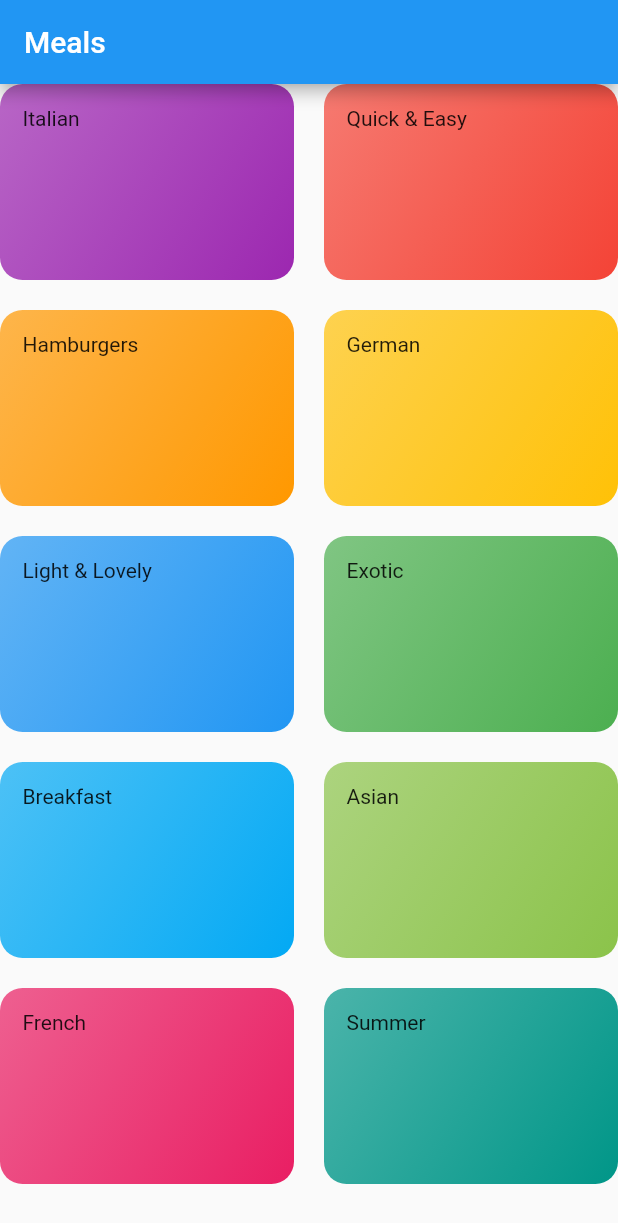
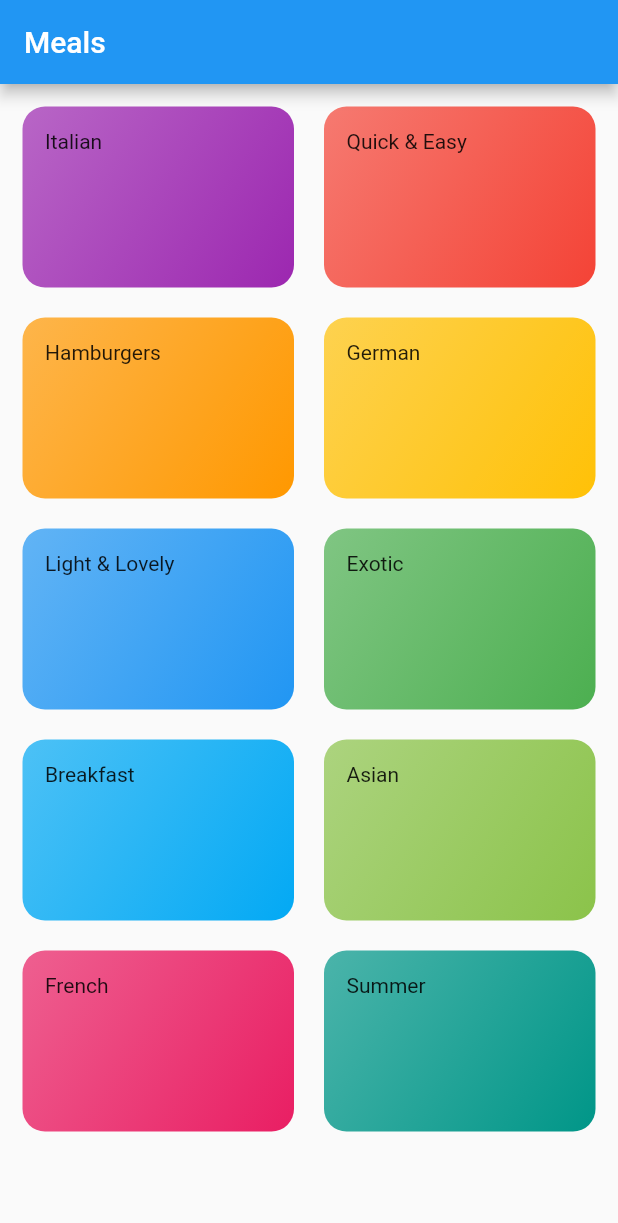
Before and after one commit to DeleMike/Meals, a Flutter app: the screen it shows after launch, on a phone screen of 412 x 824 dp. Shown: the top 1223 px of the screen. Run offline on Flutter 3.47's test engine with Material 2 defaults, Android fonts, the phone set to English and light mode, and no system bars.

Commit message:
add padding

```diff
--- a/lib/screens/categories.dart
+++ b/lib/screens/categories.dart
@@ -7,8 +7,11 @@ class Categories extends StatelessWidget {
   @override
   Widget build(BuildContext context) {
     return Scaffold(
-      appBar: AppBar(title: const Text('Meals'),),
-          body: GridView(
+      appBar: AppBar(
+        title: const Text('Meals'),
+      ),
+      body: GridView(
+        padding: const EdgeInsets.all(15),
         children: DUMMY_CATEGORIES.map((categoryData) {
           return CategoryItem(
             title: categoryData.title,
```
